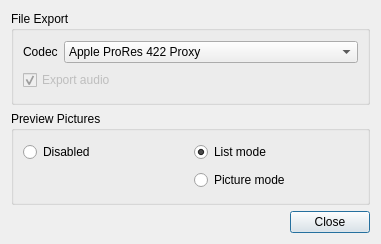
Before: the Qt Designer form platform/qt/ExportSettingsDialog.ui in ilia3101/MLV-App, drawn with Qt 5.
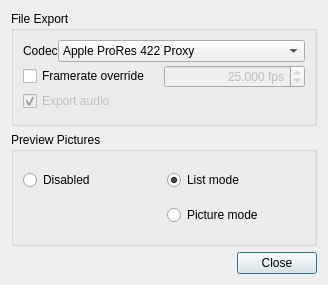
After: the same form once the commit is applied.

Commit message: QtApp: Added fps override - chose the framerate you like for export & playback

The edit to the form file:
```diff
--- a/platform/qt/ExportSettingsDialog.ui
+++ b/platform/qt/ExportSettingsDialog.ui
@@ -6,8 +6,8 @@
    <rect>
     <x>0</x>
     <y>0</y>
-    <width>381</width>
-    <height>244</height>
+    <width>328</width>
+    <height>285</height>
    </rect>
   </property>
   <property name="windowTitle">
@@ -20,8 +20,17 @@
       <string>File Export</string>
      </property>
      <layout class="QGridLayout" name="gridLayout_2">
+      <property name="horizontalSpacing">
+       <number>-1</number>
+      </property>
+      <property name="verticalSpacing">
+       <number>3</number>
+      </property>
       <item row="0" column="0">
        <layout class="QHBoxLayout" name="horizontalLayout">
+        <property name="spacing">
+         <number>-1</number>
+        </property>
         <item>
          <widget class="QLabel" name="label">
           <property name="sizePolicy">
@@ -72,17 +81,73 @@
        </layout>
       </item>
       <item row="1" column="0">
-       <widget class="QCheckBox" name="checkBoxExportAudio">
-        <property name="enabled">
-         <bool>false</bool>
+       <layout class="QHBoxLayout" name="horizontalLayout_3">
+        <property name="spacing">
+         <number>-1</number>
         </property>
-        <property name="text">
-         <string>Export audio</string>
-        </property>
-        <property name="checked">
-         <bool>true</bool>
-        </property>
-       </widget>
+        <item>
+         <widget class="QCheckBox" name="checkBoxFpsOverride">
+          <property name="text">
+           <string>Framerate override</string>
+          </property>
+         </widget>
+        </item>
+        <item>
+         <widget class="QDoubleSpinBox" name="doubleSpinBoxFps">
+          <property name="enabled">
+           <bool>false</bool>
+          </property>
+          <property name="alignment">
+           <set>Qt::AlignRight|Qt::AlignTrailing|Qt::AlignVCenter</set>
+          </property>
+          <property name="suffix">
+           <string> fps</string>
+          </property>
+          <property name="decimals">
+           <number>3</number>
+          </property>
+          <property name="minimum">
+           <double>1.000000000000000</double>
+          </property>
+          <property name="maximum">
+           <double>60.000000000000000</double>
+          </property>
+          <property name="value">
+           <double>25.000000000000000</double>
+          </property>
+         </widget>
+        </item>
+       </layout>
+      </item>
+      <item row="2" column="0">
+       <layout class="QHBoxLayout" name="horizontalLayout_4">
+        <item>
+         <widget class="QCheckBox" name="checkBoxExportAudio">
+          <property name="enabled">
+           <bool>false</bool>
+          </property>
+          <property name="text">
+           <string>Export audio</string>
+          </property>
+          <property name="checked">
+           <bool>true</bool>
+          </property>
+         </widget>
+        </item>
+        <item>
+         <spacer name="horizontalSpacer_2">
+          <property name="orientation">
+           <enum>Qt::Horizontal</enum>
+          </property>
+          <property name="sizeHint" stdset="0">
+           <size>
+            <width>40</width>
+            <height>20</height>
+           </size>
+          </property>
+         </spacer>
+        </item>
+       </layout>
       </item>
      </layout>
     </widget>
```
Left out of the diff: 16 changed lines with no effect on the pictures. The commit also changes 4 other files.
